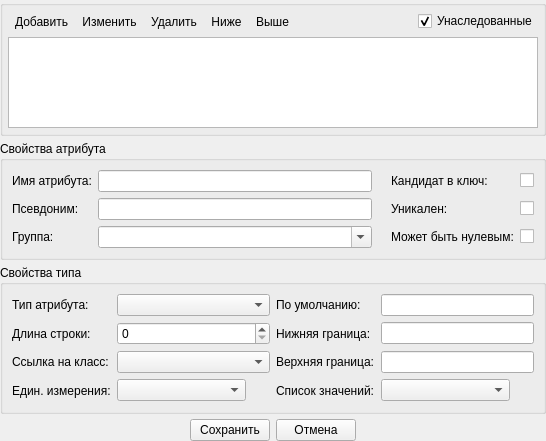
Above: src/plugins/modeleride/attrwidget.ui from rdnvndr/raindrop before the change. Below: the same form after it.
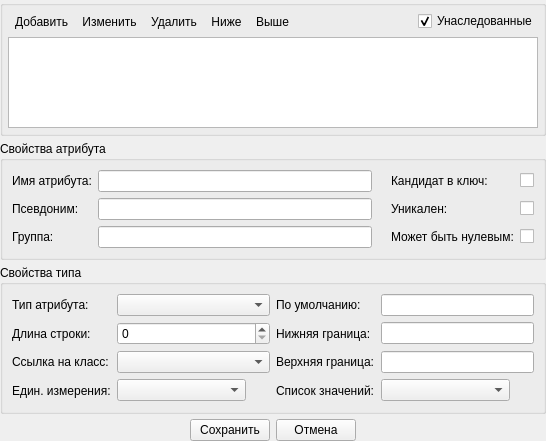
That is the form after the change. Icons and pictures are not drawn. Custom widgets are drawn as their Qt base class.

Commit message: Обновлено редактирование групп модели

```diff
--- a/src/plugins/modeleride/attrwidget.ui
+++ b/src/plugins/modeleride/attrwidget.ui
@@ -252,16 +252,6 @@
         </property>
        </widget>
       </item>
-      <item row="2" column="1">
-       <widget class="QComboBox" name="comboBoxAttrGroup">
-        <property name="editable">
-         <bool>true</bool>
-        </property>
-        <property name="insertPolicy">
-         <enum>QComboBox::NoInsert</enum>
-        </property>
-       </widget>
-      </item>
       <item row="2" column="3">
        <widget class="QLabel" name="labelIsNull">
         <property name="text">
@@ -311,6 +301,9 @@
         </property>
        </widget>
       </item>
+      <item row="2" column="1">
+       <widget class="QLineEdit" name="lineEditAttrGroup"/>
+      </item>
      </layout>
     </widget>
    </item>
```
The commit also changes 2 other files.
